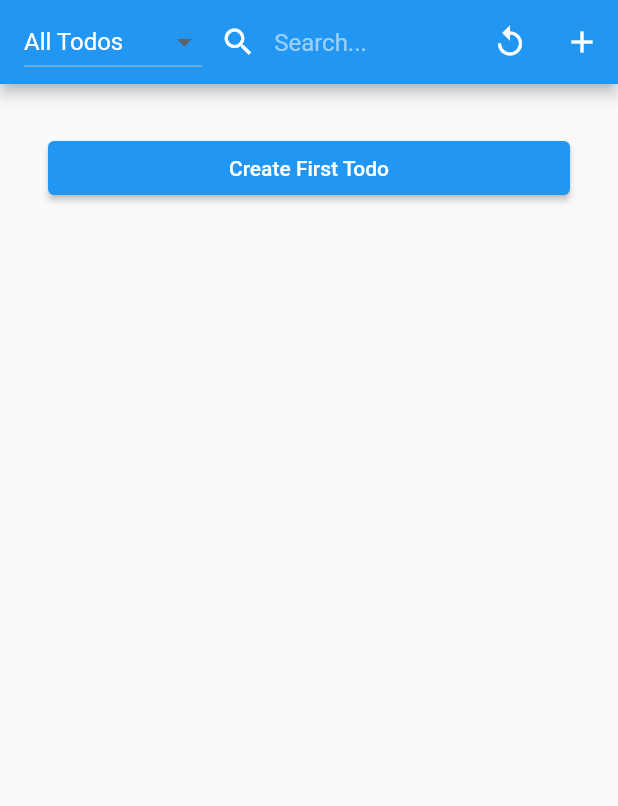
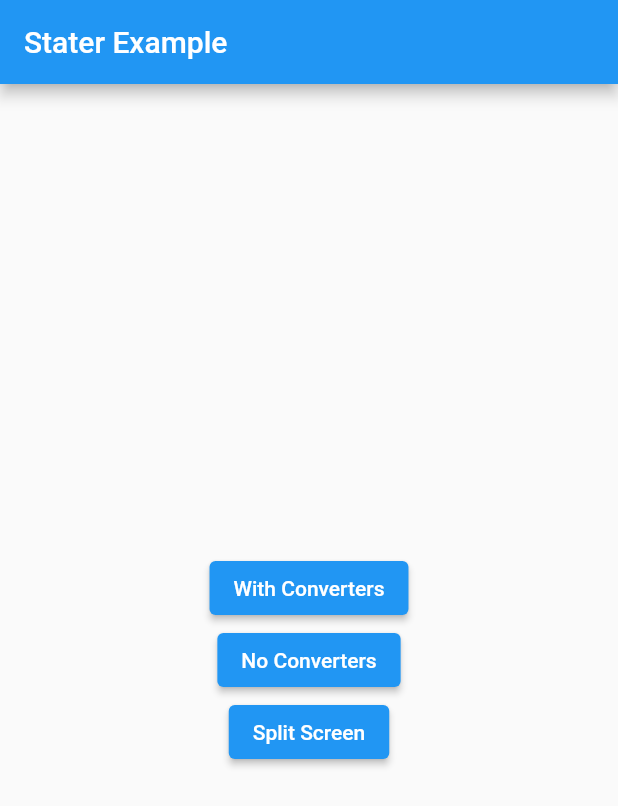
Before and after one commit to rajkovukovic/stater, a Flutter app: the screen it shows after launch, on a phone screen of 412 x 824 dp. Shown: the top 806 px of the screen. Run offline on Flutter 3.47's test engine with Material 2 defaults, Android fonts, the phone set to English and light mode, and no system bars; our stand-ins replace dio, flutter_slidable, get_storage, rxdart.

Commit message:
add HomeScreen to example

```diff
--- a/example/lib/models/todo.dart
+++ b/example/lib/models/todo.dart
@@ -1,4 +1,4 @@
-import 'dart:convert';
+import 'package:stater/stater.dart';
 
 class Todo {
   final String id;
@@ -11,7 +11,7 @@ class Todo {
     this.completed = false,
   });
 
-  Map<String, dynamic> toMap() {
+  Map<String, dynamic> toJson() {
     return {
       'id': id,
       'name': name,
@@ -19,15 +19,16 @@ class Todo {
     };
   }
 
-  factory Todo.fromMap(Map<String, dynamic> map) {
+  factory Todo.fromJson(Map<String, dynamic> map) {
     return Todo(
       id: map['id'] ?? '',
       name: map['name'] ?? '',
       completed: map['completed'] ?? false,
     );
   }
+}
 
-  String toJson() => json.encode(toMap());
-
-  factory Todo.fromJson(String source) => Todo.fromMap(json.decode(source));
-}
+final todoConverters = Converters<String, Todo>(
+  (snapshot) => Todo.fromJson(snapshot.data()!),
+  (todo) => todo.toJson(),
+);
--- a/example/lib/widgets/app.dart
+++ b/example/lib/widgets/app.dart
@@ -2,7 +2,9 @@ import 'package:flutter/foundation.dart';
 import 'package:flutter/material.dart';
 import 'package:stater/stater.dart';
 import 'package:stater_example/models/todo.dart';
-import 'package:stater_example/widgets/todos_screen.dart';
+import 'package:stater_example/widgets/home_screen.dart';
+import 'package:stater_example/widgets/todos_screen_no_converters.dart';
+import 'package:stater_example/widgets/todos_screen_with_converters.dart';
 
 bool doesTodoMatchQuery(Todo todo, Query query) {
   if (query.compareOperations.isEmpty) {
@@ -32,12 +34,15 @@ final getStorageDelegate = GetStorageDelegate(
 const _useLocalStorageOnly = !kIsWeb;
 
 final stater = _useLocalStorageOnly
-    ? GetStorageStorage(
-        GetStorageDelegate(
-          id: 'get-storage',
-          storagePrefix: 'DB',
-        ),
-      )
+    ? CascadeStorage(
+        primaryDelegate: getStorageDelegate,
+        cachingDelegates: [],
+        transactionStoringDelegate: TransactionStoringDelegate.fromDelegate(
+          delegate: getStorageDelegate,
+          collectionName: 'uncommitted',
+          transactionsKey: 'transactions',
+          transactionsStateKey: 'processedTransactions',
+        ))
     : CascadeStorage(
         primaryDelegate: restDelegate,
         cachingDelegates: [
@@ -50,6 +55,13 @@ final stater = _useLocalStorageOnly
           transactionsStateKey: 'processedTransactions',
         ));
 
+class Routes {
+  static String home = 'home';
+  static String withConverters = 'withConverters';
+  static String noConverters = 'noConverters';
+  static String splitScreen = 'splitScreen';
+}
+
 class App extends StatelessWidget {
   const App({Key? key}) : super(key: key);
   @override
@@ -60,7 +72,18 @@ class App extends StatelessWidget {
       },
       child: MaterialApp(
         debugShowCheckedModeBanner: false,
-        home: TodosScreen(storage: stater),
+        initialRoute: Routes.home,
+        routes: {
+          Routes.home: (context) => const HomeScreen(),
+          Routes.withConverters: (context) =>
+              TodosScreenWithConverters(storage: stater),
+          Routes.noConverters: (context) =>
+              TodosScreenNoConverters(storage: stater),
+          Routes.splitScreen: (context) => Row(children: [
+                Expanded(child: TodosScreenWithConverters(storage: stater)),
+                Expanded(child: TodosScreenNoConverters(storage: stater)),
+              ]),
+        },
       ),
     );
   }
--- /dev/null
+++ b/example/lib/widgets/home_screen.dart
@@ -0,0 +1,35 @@
+import 'package:flutter/material.dart';
+import 'package:stater_example/widgets/app.dart';
+
+class HomeScreen extends StatelessWidget {
+  const HomeScreen({super.key});
+
+  @override
+  Widget build(BuildContext context) {
+    return Scaffold(
+        appBar: AppBar(title: const Text('Stater Example')),
+        body: Center(
+          child: Column(
+            mainAxisAlignment: MainAxisAlignment.center,
+            crossAxisAlignment: CrossAxisAlignment.center,
+            children: [
+              ElevatedButton(
+                onPressed: () =>
+                    Navigator.of(context).pushNamed(Routes.withConverters),
+                child: const Text('With Converters'),
+              ),
+              ElevatedButton(
+                onPressed: () =>
+                    Navigator.of(context).pushNamed(Routes.noConverters),
+                child: const Text('No Converters'),
+              ),
+              ElevatedButton(
+                onPressed: () =>
+                    Navigator.of(context).pushNamed(Routes.splitScreen),
+                child: const Text('Split Screen'),
+              ),
+            ],
+          ),
+        ));
+  }
+}
--- a/example/lib/widgets/todo_card.dart
+++ b/example/lib/widgets/todo_card.dart
@@ -79,6 +79,7 @@ class _TodoCardState extends State<TodoCard> {
         children: [
           // A SlidableAction can have an icon and/or a label.
           SlidableAction(
+            autoClose: true,
             onPressed: (_) => {},
             backgroundColor: const Color(0xFFFE4A49),
             foregroundColor: Colors.white,
--- a/example/lib/widgets/todos_screen_no_converters.dart
+++ b/example/lib/widgets/todos_screen_no_converters.dart
@@ -6,13 +6,8 @@ import 'package:uuid/uuid.dart';
 
 import 'todo_card.dart';
 
-final todoConverters = Converters<String, Todo>(
-  (snapshot) => Todo.fromMap(snapshot.data()!),
-  (todo) => todo.toMap(),
-);
-
-class TodosScreen extends StatefulWidget {
-  const TodosScreen({
+class TodosScreenNoConverters extends StatefulWidget {
+  const TodosScreenNoConverters({
     super.key,
     required this.storage,
     this.useConverters = false,
@@ -23,13 +18,14 @@ class TodosScreen extends StatefulWidget {
   final bool useConverters;
 
   @override
-  State<TodosScreen> createState() => _TodosScreenState();
+  State<TodosScreenNoConverters> createState() =>
+      _TodosScreenNoConvertersState();
 }
 
-class _TodosScreenState extends State<TodosScreen> {
-  late CollectionReference<String, Todo> collectionReference;
-  late Query<String, Todo> query;
-  late Future<List<DocumentSnapshot<String, Todo>>> documents;
+class _TodosScreenNoConvertersState extends State<TodosScreenNoConverters> {
+  late CollectionReference<String, Map<String, dynamic>> collectionReference;
+  late Query<String, Map<String, dynamic>> query;
+  late Future<List<DocumentSnapshot<String, Map<String, dynamic>>>> documents;
 
   bool? completedFilter;
   String searchTerm = '';
@@ -45,6 +41,7 @@ class _TodosScreenState extends State<TodosScreen> {
   @override
   Widget build(BuildContext context) {
     return TodosScreenWrapper(
+      appBarColor: Colors.grey,
       completedFilter: completedFilter,
       newTodoCard: _buildNewTodoCard(),
       onCreateNewPressed: () => setState(() {
@@ -53,23 +50,27 @@ class _TodosScreenState extends State<TodosScreen> {
       onQueryChanged: _handleQueryChanged,
       onReload: _reloadData,
       searchTerm: searchTerm,
-      todoBuilder: (context, todo) => TodoCard(
-        key: ValueKey(todo.id),
-        completed: todo.completed,
-        name: todo.name,
+      todoBuilder: (context, todo) => todo is Map
+          ? TodoCard(
+              key: ValueKey(todo['id']),
+              completed: todo['completed'],
+              name: todo['name'],
         onCompletedChanged: (value) {
-          collectionReference.doc(todo.id).update({'completed': value});
+                collectionReference
+                    .doc(todo['id'])
+                    .update({'completed': value});
           _reloadData();
         },
         onDelete: () {
-          collectionReference.doc(todo.id).delete();
+                collectionReference.doc(todo['id']).delete();
           _reloadData();
         },
         onNameChanged: (value) {
-          collectionReference.doc(todo.id).update({'name': value});
+                collectionReference.doc(todo['id']).update({'name': value});
           _reloadData();
         },
-      ),
+            )
+          : const Text('Todo must be of type Map'),
       todosFuture: documents,
     );
   }
@@ -93,7 +94,7 @@ class _TodosScreenState extends State<TodosScreen> {
 
         Future.delayed(const Duration(milliseconds: 10)).then((_) {
           if (newTodo!.name.isNotEmpty || newTodo!.completed) {
-            collectionReference.add(newTodo!, documentId: newTodo!.id);
+            collectionReference.add(newTodo!.toJson(), documentId: newTodo!.id);
             newTodo = null;
             _reloadData();
           } else {
@@ -106,7 +107,8 @@ class _TodosScreenState extends State<TodosScreen> {
   }
 
   void _setUpStreams() {
-    collectionReference = widget.storage.collection<String, Todo>('todos');
+    collectionReference =
+        widget.storage.collection<String, Map<String, dynamic>>('todos');
 
     query = collectionReference;
 
--- a/example/lib/widgets/todos_screen.dart
+++ b/example/lib/widgets/todos_screen_with_converters.dart
@@ -6,13 +6,8 @@ import 'package:uuid/uuid.dart';
 
 import 'todo_card.dart';
 
-final todoConverters = Converters<String, Todo>(
-  (snapshot) => Todo.fromMap(snapshot.data()!),
-  (todo) => todo.toMap(),
-);
-
-class TodosScreen extends StatefulWidget {
-  const TodosScreen({
+class TodosScreenWithConverters extends StatefulWidget {
+  const TodosScreenWithConverters({
     super.key,
     required this.storage,
     this.useConverters = false,
@@ -23,10 +18,11 @@ class TodosScreen extends StatefulWidget {
   final bool useConverters;
 
   @override
-  State<TodosScreen> createState() => _TodosScreenState();
+  State<TodosScreenWithConverters> createState() =>
+      _TodosScreenWithConvertersState();
 }
 
-class _TodosScreenState extends State<TodosScreen> {
+class _TodosScreenWithConvertersState extends State<TodosScreenWithConverters> {
   late CollectionReference<String, Todo> collectionReference;
   late Query<String, Todo> query;
   late Future<List<DocumentSnapshot<String, Todo>>> documents;
--- a/example/lib/widgets/todos_screen_wrapper.dart
+++ b/example/lib/widgets/todos_screen_wrapper.dart
@@ -1,16 +1,10 @@
 import 'package:flutter/material.dart';
-import 'package:stater/stater.dart';
-import 'package:stater_example/models/todo.dart';
 
 import 'tri_state_selector.dart';
 
-final todoConverters = Converters<String, Todo>(
-  (snapshot) => Todo.fromMap(snapshot.data()!),
-  (todo) => todo.toMap(),
-);
-
 class TodosScreenWrapper extends StatefulWidget {
   const TodosScreenWrapper({
+    this.appBarColor,
     this.completedFilter,
     super.key,
     this.newTodoCard,
@@ -21,6 +15,8 @@ class TodosScreenWrapper extends StatefulWidget {
     required this.todoBuilder,
     required this.todosFuture,
   });
+
+  final Color? appBarColor;
 
   final bool? completedFilter;
 
@@ -64,6 +60,7 @@ class _TodosScreenWrapper extends State<TodosScreenWrapper> {
   Widget build(BuildContext context) {
     return Scaffold(
       appBar: AppBar(
+        backgroundColor: widget.appBarColor,
         title: Row(
           crossAxisAlignment: CrossAxisAlignment.center,
           children: [
```
Also changed, not shown: lib/src/collection_reference.dart (+11 -9 lines), lib/src/storage_delegate.dart (+8 -4 lines).
